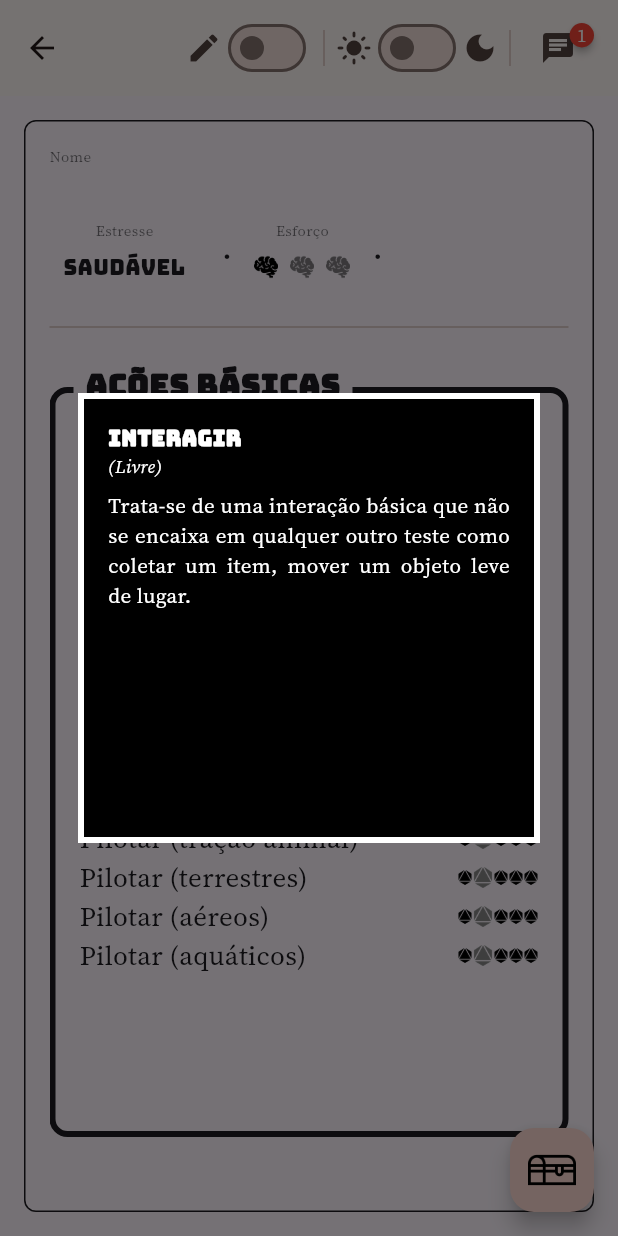
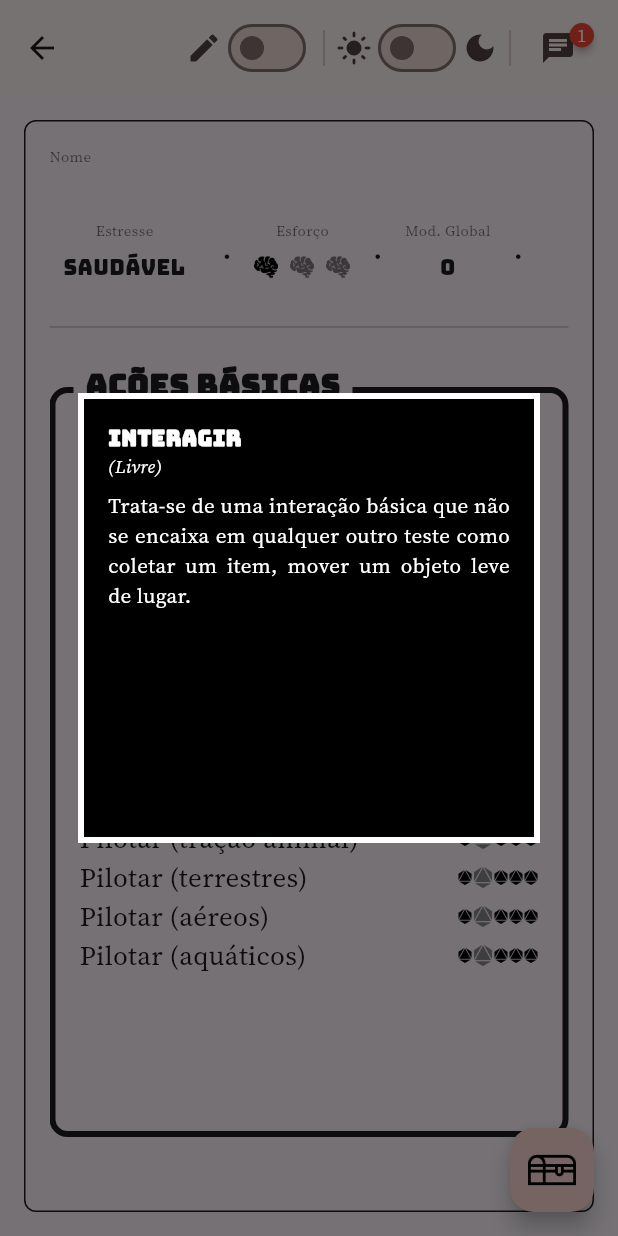
Before and after one commit to ricarthlima/flutter_audiodrama_rpg, a Flutter app: the SheetScreen screen opened directly with empty values, after a tap on "Interagir", on a phone screen of 412 x 824 dp. Run offline on Flutter 3.47's test engine with Material 3 defaults, Android fonts, the phone set to English and light mode, and no system bars; drawn by our look-alikes of badges; our stand-ins replace cloud_firestore, firebase_auth, firebase_core, go_router, shared_preferences; accounts and stored records are empty.

Commit message:
modificador global de treinamento

```diff
--- a/lib/f_sheets/ui/sheet_screen.dart
+++ b/lib/f_sheets/ui/sheet_screen.dart
@@ -38,6 +38,9 @@ class _SheetScreenState extends State<SheetScreen> {
   int effortPoints = -1;
   int stressLevel = 0;
   int baseLevel = 0;
+
+  int modGlobalTrain = 0;
+  bool modGlobalKeep = false;
 
   List<Sheet> listSheets = [];
 
@@ -397,6 +400,72 @@ class _SheetScreenState extends State<SheetScreen> {
                           ),
                           Text("•"),
                           NamedWidget(
+                            title: "Mod. Global",
+                            hardHeight: 32,
+                            child: Row(
+                              mainAxisSize: MainAxisSize.min,
+                              mainAxisAlignment: MainAxisAlignment.center,
+                              crossAxisAlignment: CrossAxisAlignment.center,
+                              children: [
+                                Visibility(
+                                  visible: isEditing,
+                                  child: SizedBox(
+                                    width: 32,
+                                    child: (modGlobalTrain > -4)
+                                        ? IconButton(
+                                            onPressed: () {
+                                              changeModGlobal(isAdding: false);
+                                            },
+                                            padding: EdgeInsets.zero,
+                                            icon: Icon(Icons.remove),
+                                          )
+                                        : Container(),
+                                  ),
+                                ),
+                                SizedBox(
+                                  width: 42,
+                                  child: Text(
+                                    modGlobalTrain.toString(),
+                                    textAlign: TextAlign.center,
+                                    style: TextStyle(
+                                      fontFamily: FontFamilies.bungee,
+                                    ),
+                                  ),
+                                ),
+                                Visibility(
+                                  visible: isEditing,
+                                  child: SizedBox(
+                                    width: 32,
+                                    child: (modGlobalTrain < 4)
+                                        ? IconButton(
+                                            onPressed: () {
+                                              changeModGlobal();
+                                            },
+                                            padding: EdgeInsets.zero,
+                                            icon: Icon(Icons.add),
+                                          )
+                                        : Container(),
+                                  ),
+                                ),
+                                Visibility(
+                                  visible: isEditing,
+                                  child: Tooltip(
+                                    message: "Manter modificador",
+                                    child: Checkbox(
+                                      value: modGlobalKeep,
+                                      onChanged: (value) {
+                                        setState(() {
+                                          modGlobalKeep = !modGlobalKeep;
+                                        });
+                                      },
+                                    ),
+                                  ),
+                                )
+                              ],
+                            ),
+                          ),
+                          Text("•"),
+                          NamedWidget(
                             isVisible: !isVertical(context),
                             title: "Itens",
                             hardHeight: 32,
@@ -563,6 +632,7 @@ class _SheetScreenState extends State<SheetScreen> {
                       listActions: SheetDAO.instance.listBasicActions,
                       onActionValueChanged: onActionValueChanged,
                       onRoll: onRoll,
+                      modRoll: modGlobalTrain,
                     ),
                     ListActionsWidget(
                       name: "Ações de Força",
@@ -571,6 +641,7 @@ class _SheetScreenState extends State<SheetScreen> {
                       listActions: SheetDAO.instance.listStrengthActions,
                       onActionValueChanged: onActionValueChanged,
                       onRoll: onRoll,
+                      modRoll: modGlobalTrain,
                     ),
                     ListActionsWidget(
                       name: "Ações de Agilidade",
@@ -579,6 +650,7 @@ class _SheetScreenState extends State<SheetScreen> {
                       listActions: SheetDAO.instance.listAgilityActions,
                       onActionValueChanged: onActionValueChanged,
                       onRoll: onRoll,
+                      modRoll: modGlobalTrain,
                     ),
                     ListActionsWidget(
                       name: "Ações de Intelecto",
@@ -587,6 +659,7 @@ class _SheetScreenState extends State<SheetScreen> {
                       listActions: SheetDAO.instance.listIntellectActions,
                       onActionValueChanged: onActionValueChanged,
                       onRoll: onRoll,
+                      modRoll: modGlobalTrain,
                     ),
                     ListActionsWidget(
                       name: "Ações Sociais",
@@ -595,6 +668,7 @@ class _SheetScreenState extends State<SheetScreen> {
                       listActions: SheetDAO.instance.listSocialActions,
                       onActionValueChanged: onActionValueChanged,
                       onRoll: onRoll,
+                      modRoll: modGlobalTrain,
                     ),
                   ],
                 ),
@@ -658,6 +732,11 @@ class _SheetScreenState extends State<SheetScreen> {
     listRollLog.add(roll);
     await saveChanges();
     notificationCount++;
+
+    if (!modGlobalKeep) {
+      modGlobalTrain = 0;
+    }
+
     setState(() {});
   }
 
@@ -705,6 +784,16 @@ class _SheetScreenState extends State<SheetScreen> {
         return 7;
     }
     return 9;
+  }
+
+  void changeModGlobal({bool isAdding = true}) {
+    if (isAdding) {
+      modGlobalTrain++;
+    } else {
+      modGlobalTrain--;
+    }
+
+    setState(() {});
   }
 }
 
--- a/lib/f_sheets/ui/widgets/action_widget.dart
+++ b/lib/f_sheets/ui/widgets/action_widget.dart
@@ -18,6 +18,7 @@ class ActionWidget extends StatefulWidget {
   final Function(RollLog roll) onRoll;
   final Sheet sheet;
   final bool isEditing;
+  final int? modRoll;
   const ActionWidget({
     super.key,
     required this.action,
@@ -25,6 +26,7 @@ class ActionWidget extends StatefulWidget {
     required this.isEditing,
     required this.onActionValueChanged,
     required this.onRoll,
+    this.modRoll,
   });
 
   @override
@@ -153,17 +155,27 @@ class _ActionWidgetState extends State<ActionWidget> {
   void rollAction() {
     List<int> rolls = [];
 
+    int newActionValue = av + (widget.modRoll ?? 0);
+
+    if (newActionValue < 0) {
+      newActionValue = 0;
+    }
+
+    if (newActionValue > 4) {
+      newActionValue = 4;
+    }
+
     if (SheetDAO.instance.isOnlyFreeOrPreparation(widget.action.id)) {
       rolls.add(Random().nextInt(20) + 1);
     } else {
-      if (av == 0 || av == 4) {
+      if (newActionValue == 0 || newActionValue == 4) {
         rolls.add(Random().nextInt(20) + 1);
         rolls.add(Random().nextInt(20) + 1);
         rolls.add(Random().nextInt(20) + 1);
-      } else if (av == 1 || av == 3) {
+      } else if (newActionValue == 1 || newActionValue == 3) {
         rolls.add(Random().nextInt(20) + 1);
         rolls.add(Random().nextInt(20) + 1);
-      } else if (av == 2) {
+      } else if (newActionValue == 2) {
         rolls.add(Random().nextInt(20) + 1);
       }
     }
@@ -173,7 +185,7 @@ class _ActionWidgetState extends State<ActionWidget> {
         rolls: rolls,
         idAction: widget.action.id,
         dateTime: DateTime.now(),
-        isGettingLower: av <= 1,
+        isGettingLower: newActionValue <= 1,
       ),
     );
   }
--- a/lib/f_sheets/ui/widgets/list_actions_widget.dart
+++ b/lib/f_sheets/ui/widgets/list_actions_widget.dart
@@ -13,6 +13,7 @@ class ListActionsWidget extends StatelessWidget {
   final bool isEditing;
   final Function(ActionValue ac) onActionValueChanged;
   final Function(RollLog roll) onRoll;
+  final int? modRoll;
 
   const ListActionsWidget({
     super.key,
@@ -22,6 +23,7 @@ class ListActionsWidget extends StatelessWidget {
     required this.isEditing,
     required this.onActionValueChanged,
     required this.onRoll,
+    this.modRoll,
   });
 
   @override
@@ -63,6 +65,7 @@ class ListActionsWidget extends StatelessWidget {
                     sheet: sheet,
                     onActionValueChanged: onActionValueChanged,
                     onRoll: onRoll,
+                    modRoll: modRoll,
                   );
                 },
               ),
```
